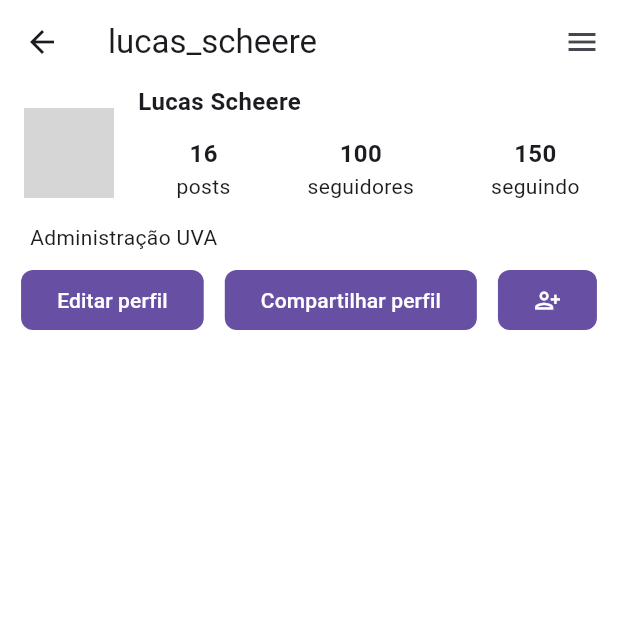
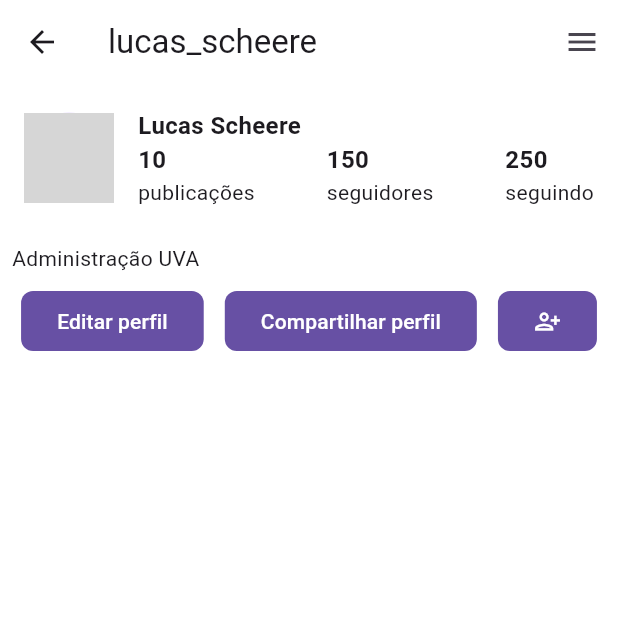
Before and after one commit to Lucasscheere/clone_instagram, a Flutter app: the ProfilePage screen opened directly, on a phone screen of 412 x 824 dp, the top half of it. Run offline on Flutter 3.47's test engine with Material 3 defaults, Android fonts, the phone set to English and light mode, and no system bars; our stand-ins replace font_awesome_flutter, google_fonts; network calls fail; grey boxes are pictures that could not be loaded.

Commit message:
style page profile simplifying the widget tree

```diff
--- a/lib/pages/profile.dart
+++ b/lib/pages/profile.dart
@@ -10,65 +10,42 @@ class ProfilePage extends StatelessWidget {
       backgroundColor: Colors.white,
       appBar: AppBarProfile(),
       endDrawer: const Drawer(),
-      body: SizedBox(
-        width: double.infinity,
-        child: Column(
-          crossAxisAlignment: CrossAxisAlignment.start,
-          children: [
-            Row(
-              crossAxisAlignment: CrossAxisAlignment.start,
+      body: Column(
+        crossAxisAlignment: CrossAxisAlignment.stretch,
         children: [
           Padding(
-                  padding: EdgeInsets.all(16),
-                  child: CircleAvatar(radius: 30,
+            padding: const EdgeInsets.all(16.0),
+            child: Row(
+              children: [
+                CircleAvatar(
+                  radius: 30,
                   backgroundImage: NetworkImage(
                     'https://pm1.aminoapps.com/6685/a4732eb0ea200d8554265ef7ceb31694eb286f93_128.jpg',
                   ),
                 ),
-                ),
+                SizedBox(width: 16),
                 Expanded(
                   child: Column(
                     crossAxisAlignment: CrossAxisAlignment.start,
                     children: [
-                      const Text(
-                        'Lucas Scheere',
-                        style: TextStyle(
-                          fontSize: 16,
-                          fontWeight: FontWeight.bold,
-                        ),
-                      ),
+                      Text('Lucas Scheere', style: TextStyle(fontWeight: FontWeight.bold, fontSize: 16),),
+
 
                       // Info posts, follows and followers
-                      const SizedBox(height: 12),
                       Row(
-                        mainAxisAlignment: MainAxisAlignment.spaceAround,
-                        children: const [
+                        mainAxisAlignment: MainAxisAlignment.spaceBetween,
+                        children: [
                           Column(
-                            children: [
-                              Text(
-                                '16',
-                                style: TextStyle(fontWeight: FontWeight.bold, fontSize: 16),
-                              ),
-                              Text('posts'),
-                            ],
+                            crossAxisAlignment: CrossAxisAlignment.start,
+                            children: [Text('10', style: TextStyle(fontWeight: FontWeight.bold, fontSize: 16)), Text('publicações')],
                           ),
                           Column(
-                            children: [
-                              Text(
-                                '100',
-                                style: TextStyle(fontWeight: FontWeight.bold, fontSize: 16),
-                              ),
-                              Text('seguidores'),
-                            ],
+                            crossAxisAlignment: CrossAxisAlignment.start,
+                            children: [Text('150', style: TextStyle(fontWeight: FontWeight.bold, fontSize: 16)), Text('seguidores')],
                           ),
                           Column(
-                            children: [
-                              Text(
-                                '150',
-                                style: TextStyle(fontWeight: FontWeight.bold, fontSize: 16),
-                              ),
-                              Text('seguindo'),
-                            ],
+                            crossAxisAlignment: CrossAxisAlignment.start,
+                            children: [Text('250', style: TextStyle(fontWeight: FontWeight.bold, fontSize: 16)), Text('seguindo')],
                           ),
                         ],
                       ),
@@ -77,16 +54,17 @@ class ProfilePage extends StatelessWidget {
                 ),
               ],
             ),
+          ),
 
-            // Info bio
-            const SizedBox(),
-            const Padding(
-              padding: EdgeInsets.symmetric(horizontal: 20),
+          //Info Bio
+          Padding(
+            padding: const EdgeInsets.all(8.0),
             child: Text('Administração UVA'),
           ),
-            const SizedBox(height: 8),
 
-            // Buttons
+
+
+          //Buttons
           Row(
             mainAxisAlignment: MainAxisAlignment.spaceEvenly,
             children: [
@@ -121,7 +99,6 @@ class ProfilePage extends StatelessWidget {
           ),
         ],
       ),
-      ),
     );
   }
 }
```
Lines whose indentation alone changed are shown as unchanged.
